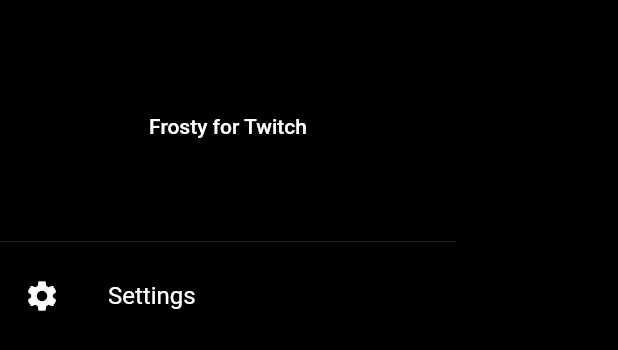
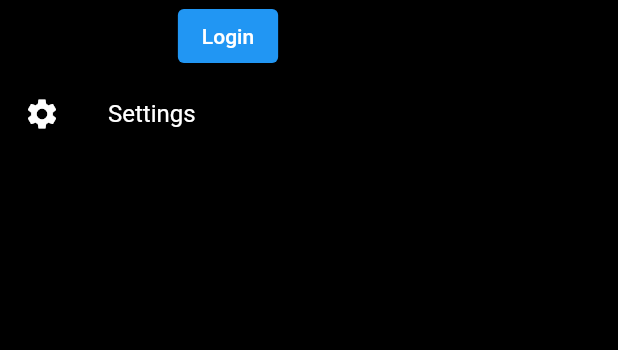
Before and after one commit to tommyxchow/frosty, a Flutter app: the DrawerMenu widget shown alone on an empty page, opened directly, on a phone screen of 412 x 824 dp. Shown: the top 350 px of the screen. Run offline on Flutter 3.47's test engine with Material 2 defaults, Android fonts, the phone set to English and light mode, and no system bars; our stand-ins replace cached_network_image, flutter_mobx, flutter_secure_storage, mobx, webview_flutter; missing offline and left inert: flutter_web_auth; accounts and stored records are empty; generated files the repository leaves out were written again; network calls fail.

Commit message:
Add profile card

```diff
--- a/lib/screens/settings.dart
+++ b/lib/screens/settings.dart
@@ -1,6 +1,5 @@
 import 'package:flutter/material.dart';
 import 'package:flutter_mobx/flutter_mobx.dart';
-import 'package:frosty/stores/auth_store.dart';
 import 'package:frosty/stores/settings_store.dart';
 import 'package:provider/provider.dart';
 
@@ -9,7 +8,6 @@ class Settings extends StatelessWidget {
 
   @override
   Widget build(BuildContext context) {
-    final authStore = context.read<AuthStore>();
     final settingsStore = context.read<SettingsStore>();
 
     return Scaffold(
@@ -20,10 +18,6 @@ class Settings extends StatelessWidget {
         builder: (_) {
           return ListView(
             children: [
-              ElevatedButton(
-                child: authStore.isLoggedIn ? Text(authStore.user!.displayName) : const Text('Login'),
-                onPressed: () => authStore.isLoggedIn ? authStore.logout() : authStore.login(),
-              ),
               SwitchListTile(
                 title: const Text('Enable Video'),
                 value: settingsStore.videoEnabled,
--- a/lib/widgets/drawer_menu.dart
+++ b/lib/widgets/drawer_menu.dart
@@ -1,6 +1,7 @@
 import 'package:flutter/material.dart';
 import 'package:flutter/widgets.dart';
 import 'package:frosty/screens/settings.dart';
+import 'package:frosty/widgets/profile_card.dart';
 
 class DrawerMenu extends StatelessWidget {
   const DrawerMenu({Key? key}) : super(key: key);
@@ -10,11 +11,7 @@ class DrawerMenu extends StatelessWidget {
     return Drawer(
       child: ListView(
         children: [
-          const DrawerHeader(
-            child: Center(
-              child: Text('Frosty for Twitch'),
-            ),
-          ),
+          const ProfileCard(),
           ListTile(
             leading: const Icon(Icons.settings),
             title: const Text('Settings'),
--- /dev/null
+++ b/lib/widgets/profile_card.dart
@@ -0,0 +1,60 @@
+import 'package:flutter/material.dart';
+import 'package:flutter/widgets.dart';
+import 'package:flutter_mobx/flutter_mobx.dart';
+import 'package:frosty/stores/auth_store.dart';
+import 'package:intl/intl.dart';
+import 'package:provider/provider.dart';
+
+class ProfileCard extends StatelessWidget {
+  const ProfileCard({Key? key}) : super(key: key);
+
+  @override
+  Widget build(BuildContext context) {
+    final authStore = context.read<AuthStore>();
+
+    Future<void> _showDialog() async {
+      return showDialog(
+        context: context,
+        builder: (context) {
+          return AlertDialog(
+            title: const Text('Logout'),
+            content: const Text('Are you sure you want to log out?'),
+            actions: [
+              TextButton(onPressed: () => Navigator.of(context).pop(), child: const Text('Cancel')),
+              TextButton(
+                  onPressed: () {
+                    authStore.logout();
+                    Navigator.of(context).pop();
+                  },
+                  child: const Text('Yes')),
+            ],
+          );
+        },
+      );
+    }
+
+    return Observer(
+      builder: (_) {
+        return Center(
+          child: authStore.isLoggedIn
+              ? UserAccountsDrawerHeader(
+                  currentAccountPicture: InkWell(
+                    child: CircleAvatar(
+                      foregroundImage: NetworkImage(
+                        authStore.user!.profileImageUrl,
+                      ),
+                    ),
+                    onTap: () => _showDialog(),
+                  ),
+                  accountName: Text(authStore.user!.displayName),
+                  accountEmail: Text('Joined on ${DateFormat.yMMMMd('en_US').format(DateTime.parse(authStore.user!.createdAt)).toString()}'),
+                )
+              : ElevatedButton(
+                  onPressed: () => authStore.login(),
+                  child: const Text('Login'),
+                ),
+        );
+      },
+    );
+  }
+}
```
